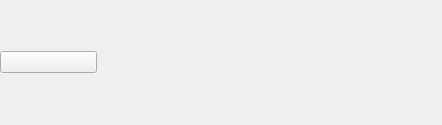
Qt form HomeButtonWidget.ui (wruwami/TPCAM-M30) before a commit.
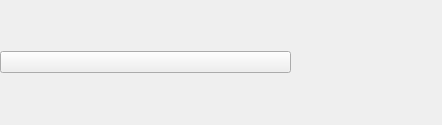
The same form after that commit. Custom widgets are drawn as their Qt base class.

Commit message:
ui 수정
home 버튼 크기를 수정하고 아이콘을 변경했습니다.

Diff of the .ui file:
```diff
--- a/HomeButtonWidget.ui
+++ b/HomeButtonWidget.ui
@@ -30,7 +30,7 @@
     <number>0</number>
    </property>
    <item>
-    <layout class="QHBoxLayout" name="horizontalLayout" stretch="100,355">
+    <layout class="QHBoxLayout" name="horizontalLayout" stretch="300,155">
      <property name="spacing">
       <number>0</number>
      </property>
```
The commit also changes 1 other file.
